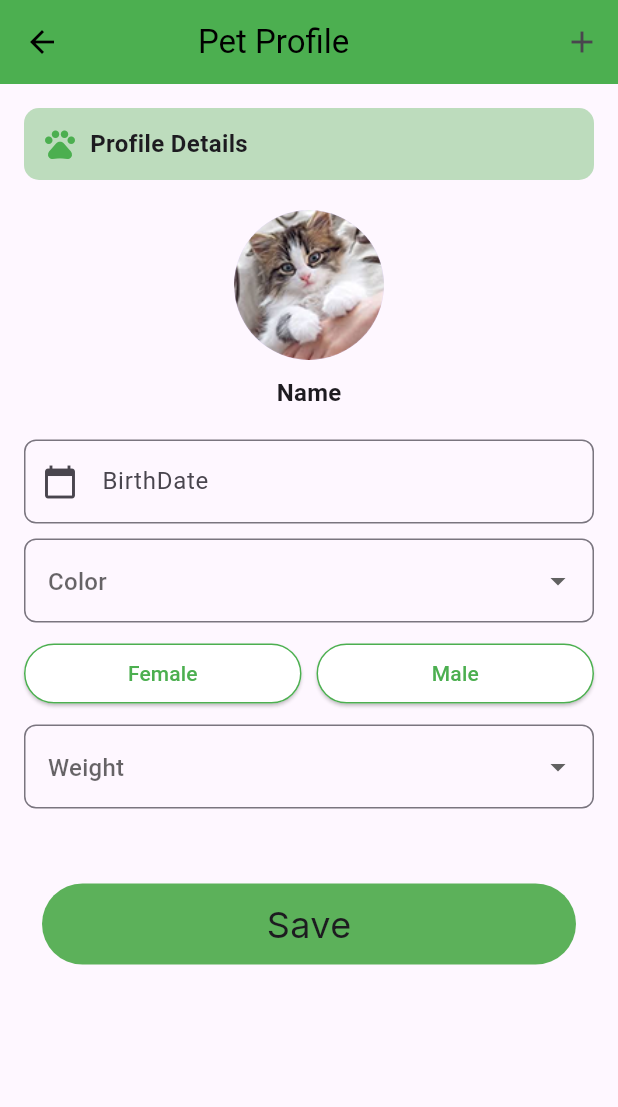
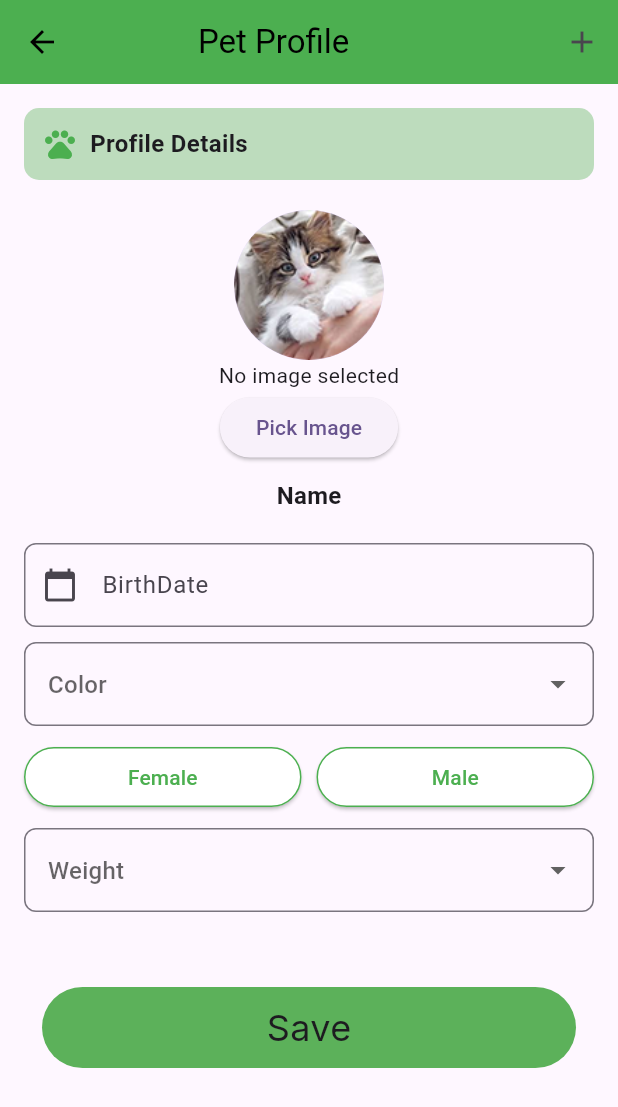
Before and after one commit to najafathima630/petwell, a Flutter app: the PetProfilePage screen opened directly, on a phone screen of 412 x 824 dp. Shown: the top 1107 px of the screen. Run offline on Flutter 3.47's test engine with Material 3 defaults, Android fonts, the phone set to English and light mode, and no system bars; our stand-ins replace cloud_firestore, firebase_auth, firebase_core, flutter_screenutil, flutter_svg, google_fonts and 4 more; accounts and stored records are empty; project files that could hold a hidden picture were left out.

Commit message:
main project 2-6-2025

```diff
--- a/lib/Admin/admin_view_user_details.dart
+++ b/lib/Admin/admin_view_user_details.dart
@@ -8,9 +8,9 @@ import 'package:google_fonts/google_fonts.dart';
 import 'package:petwell_project/Admin/admin_user.dart';
 
 class AdminViewUserDetails extends StatefulWidget {
-  const AdminViewUserDetails(required, {super.key, reguirde, required this.id});
-  final id;
+  const AdminViewUserDetails(required, {super.key, required this. id,});
 
+final id;
   @override
   State<AdminViewUserDetails> createState() => _AdminViewUserDetailsState();
 }
@@ -42,7 +42,7 @@ class _AdminViewUserDetailsState extends State<AdminViewUserDetails> {
         body: FutureBuilder(
             future: FirebaseFirestore.instance
                 .collection("user_signup")
-                .doc(widget.id)
+                .doc()
                 .get(),
             builder: (context, snapshot) {
               if (snapshot.connectionState == ConnectionState.waiting) {
--- a/lib/user/pet_profile_page.dart
+++ b/lib/user/pet_profile_page.dart
@@ -1,6 +1,9 @@
+import 'dart:io';
+
 import 'package:cloud_firestore/cloud_firestore.dart';
 import 'package:flutter/material.dart';
 import 'package:google_fonts/google_fonts.dart';
+import 'package:image_picker/image_picker.dart';
 import 'package:petwell_project/user/user_homa_page.dart';
 
 import 'Navigation_user.dart';
@@ -15,6 +18,18 @@ class _PetProfilePageState extends State<PetProfilePage> {
   String? selectedWeight;
   String _selectedGender = "";
   DateTime? selectedDate;
+  File? _image;
+
+  Future<void> _pickImage() async {
+    final pickedFile =
+    await ImagePicker().pickImage(source: ImageSource.gallery);
+
+    if (pickedFile != null) {
+      setState(() {
+        _image = File(pickedFile.path);
+      });
+    }
+  }
 
   Future<void> _selectDate(BuildContext context) async {
     final DateTime? picked = await showDatePicker(
@@ -42,7 +57,6 @@ class _PetProfilePageState extends State<PetProfilePage> {
       "color": selectedColor,
       "gender": _selectedGender,
       "weight": selectedWeight,
-
     });
     print("Success");
     Navigator.push(context, MaterialPageRoute(
@@ -104,8 +118,19 @@ class _PetProfilePageState extends State<PetProfilePage> {
                 radius: 50,
                 backgroundImage: AssetImage("assets/images (3) 2.png"),
               ),
+              _image == null
+                  ? Center(child: Text('No image selected'))
+                  : Image.file(
+                      _image!,
+                      fit: BoxFit.cover,
+                    ),
+              SizedBox(height: 1),
+              ElevatedButton(
+                onPressed: _pickImage,
+                child: Text('Pick Image'),
+              ),
               SizedBox(height: 10),
-              Text( "Name",
+              Text("Name",
                   style: TextStyle(fontSize: 16, fontWeight: FontWeight.bold)),
               SizedBox(height: 20),
               TextField(
--- a/pubspec.yaml
+++ b/pubspec.yaml
@@ -43,6 +43,8 @@ dependencies:
   flutter_svg: ^2.0.17
   firebase_core: ^3.13.0
   firebase_auth: ^5.5.2
+  google_sign_in: ^6.3.0
+  image_picker: ^1.0.4  # Use the latest version
 
 
 
```
Also changed, not shown: lib/Admin/Admin_add_food details.dart (added, +21 -0 lines), lib/Admin/admin_dashboard.dart (+18 -4 lines), assets/download (8).jpg (added), assets/download (9).jpg (added), pubspec.lock, 6 other files.
